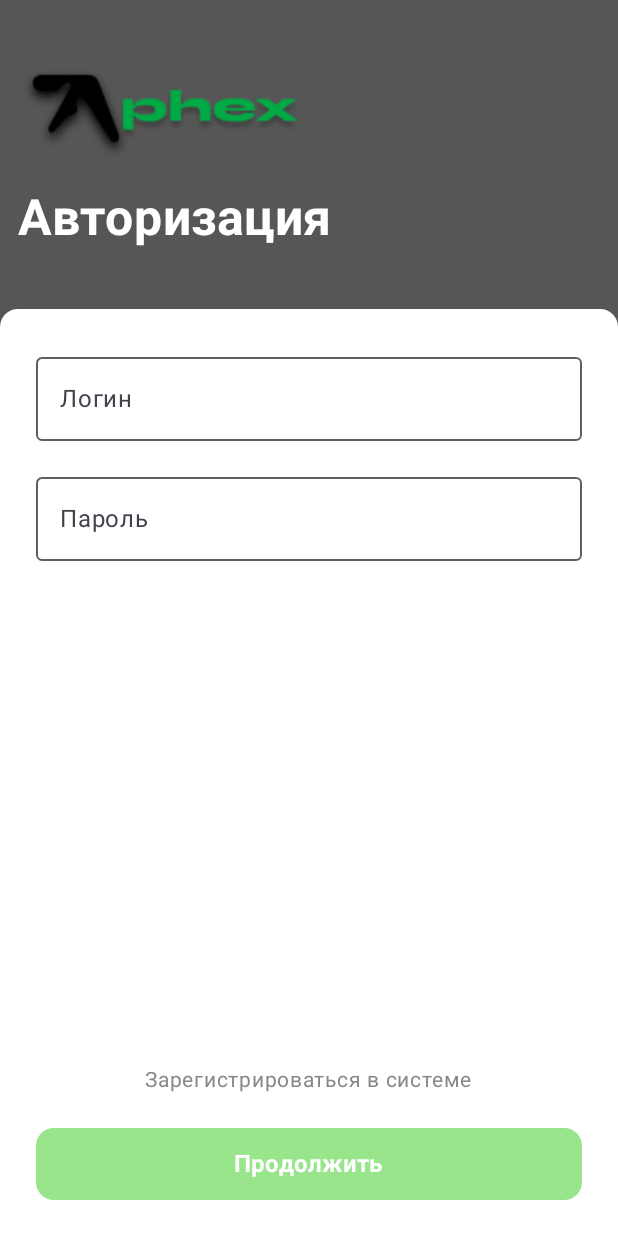
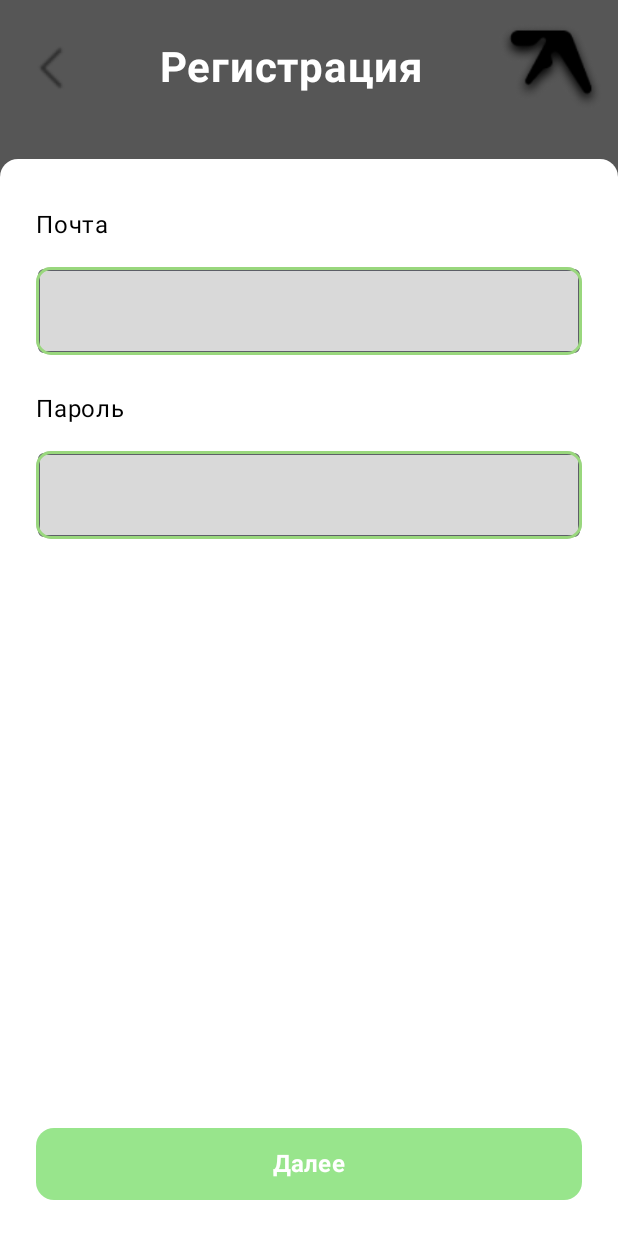
Before and after one commit to dxprxsd/practicalEducationalTrainingMobile, an Android app built with Jetpack Compose: the screen it shows after launch (MainActivity), after a tap on "Зарегистрироваться в системе", on a phone screen of 412 x 824 dp. Run offline under Robolectric (Android 15) with nearby library versions, the light colour scheme and no system bars.

Commit message:
addingRegistrationFunc

```diff
--- a/development/app/src/main/java/com/example/aphexbarbershop/Domain/Constants.kt
+++ b/development/app/src/main/java/com/example/aphexbarbershop/Domain/Constants.kt
@@ -15,6 +15,5 @@ object Constants {
     ) {
         install(Auth)
         install(Postgrest)
-        install(Storage)
     }
 }
--- a/development/app/src/main/java/com/example/aphexbarbershop/MainActivity.kt
+++ b/development/app/src/main/java/com/example/aphexbarbershop/MainActivity.kt
@@ -18,6 +18,9 @@ import com.example.aphexbarbershop.Screens.LoadScreen
 import com.example.aphexbarbershop.Screens.LoginScreen
 import com.example.aphexbarbershop.Screens.LoginScreenPreview
 import com.example.aphexbarbershop.Screens.MainScreen
+import com.example.aphexbarbershop.Screens.RegistrationScreen
+import com.example.aphexbarbershop.Screens.RegistrationScreenEmailPassword
+import com.example.aphexbarbershop.Screens.RegistrationScreenEmailPasswordScreenPreview
 import com.example.aphexbarbershop.ui.theme.AphexBarbershopTheme
 
 class MainActivity : ComponentActivity() {
@@ -42,6 +45,12 @@ class MainActivity : ComponentActivity() {
                     composable("main_screen") {
                         MainScreen(navController = navController, MainViewModel = MainViewModel())
                     }
+                    composable("registration_screen") {
+                        RegistrationScreenEmailPassword(navController = navController, MainViewModel = MainViewModel())
+                    }
+                    composable("registration_second_screen") {
+                        RegistrationScreen(navController = navController, MainViewModel = MainViewModel())
+                    }
                 }
             }
         }
--- a/development/app/src/main/java/com/example/aphexbarbershop/Screens/LoginScreen.kt
+++ b/development/app/src/main/java/com/example/aphexbarbershop/Screens/LoginScreen.kt
@@ -122,10 +122,10 @@ fun LoginScreen(navController: NavHostController, MainViewModel: MainViewModel)
                 // Текст-кнопка "Забыли пароль?"
                 Text(
                     text = "Зарегистрироваться в системе",
-                    fontSize = 14.sp,
+                    fontSize = 16.sp,
                     color = Color.Gray,
                     modifier = Modifier.clickable {
-                        // TODO: Добавить логику перехода на страницу регистрации
+                        navController.navigate("registration_screen")
                     }
                 )
 
--- /dev/null
+++ b/development/app/src/main/java/com/example/aphexbarbershop/Screens/RegistrationScreenEmailPassword.kt
@@ -0,0 +1,206 @@
+package com.example.aphexbarbershop.Screens
+
+import android.widget.Toast
+import androidx.compose.foundation.BorderStroke
+import androidx.compose.foundation.Image
+import androidx.compose.foundation.background
+import androidx.compose.foundation.border
+import androidx.compose.foundation.clickable
+import androidx.compose.foundation.layout.Arrangement
+import androidx.compose.foundation.layout.Box
+import androidx.compose.foundation.layout.Column
+import androidx.compose.foundation.layout.Row
+import androidx.compose.foundation.layout.Spacer
+import androidx.compose.foundation.layout.WindowInsets
+import androidx.compose.foundation.layout.asPaddingValues
+import androidx.compose.foundation.layout.fillMaxSize
+import androidx.compose.foundation.layout.fillMaxWidth
+import androidx.compose.foundation.layout.height
+import androidx.compose.foundation.layout.padding
+import androidx.compose.foundation.layout.size
+import androidx.compose.foundation.layout.statusBars
+import androidx.compose.foundation.shape.RoundedCornerShape
+import androidx.compose.material3.Button
+import androidx.compose.material3.ButtonDefaults
+import androidx.compose.material3.DropdownMenu
+import androidx.compose.material3.DropdownMenuItem
+import androidx.compose.material3.IconButton
+import androidx.compose.material3.LocalTextStyle
+import androidx.compose.material3.MaterialTheme
+import androidx.compose.material3.OutlinedTextField
+import androidx.compose.material3.Text
+import androidx.compose.runtime.Composable
+import androidx.compose.runtime.LaunchedEffect
+import androidx.compose.runtime.getValue
+import androidx.compose.runtime.mutableStateOf
+import androidx.compose.runtime.remember
+import androidx.compose.runtime.setValue
+import androidx.compose.ui.Alignment
+import androidx.compose.ui.Modifier
+import androidx.compose.ui.geometry.Offset
+import androidx.compose.ui.graphics.Brush
+import androidx.compose.ui.graphics.Color
+import androidx.compose.ui.platform.LocalContext
+import androidx.compose.ui.platform.testTag
+import androidx.compose.ui.res.painterResource
+import androidx.compose.ui.text.font.FontWeight
+import androidx.compose.ui.text.style.TextAlign
+import androidx.compose.ui.tooling.preview.Preview
+import androidx.compose.ui.unit.dp
+import androidx.compose.ui.unit.sp
+import androidx.navigation.NavHostController
+import androidx.navigation.compose.rememberNavController
+import com.example.aphexbarbershop.MainViewModel
+import com.example.aphexbarbershop.R
+
+@Composable
+fun RegistrationScreenEmailPassword(navController: NavHostController, MainViewModel: MainViewModel) {
+    val context = LocalContext.current
+    var email = remember { mutableStateOf("") }
+    var password by remember { mutableStateOf("") }
+    //var confirmPassword by remember { mutableStateOf("") }
+
+    val authResult by MainViewModel.authResult
+
+    LaunchedEffect(authResult) {
+        // Следим за изменением значения authResult
+        if (authResult == "Registration Success") {
+            // Если результат регистрации успешен, выполняем навигацию
+            navController.navigate("registration_second_screen") {
+                // Очищаем стек навигации, чтобы не было возврата на экран авторизации
+                popUpTo("login_screen") { inclusive = true }
+            }
+        }
+    }
+
+    Column(
+        modifier = Modifier
+            .fillMaxSize()
+            .background(Color(0xFF565656)), // Темный фон
+        horizontalAlignment = Alignment.Start,
+        verticalArrangement = Arrangement.Top
+    ) {
+        Row(
+            modifier = Modifier.fillMaxWidth().padding(10.dp),
+            horizontalArrangement = Arrangement.SpaceBetween, // Распределяем пространство между элементами
+            verticalAlignment = Alignment.CenterVertically
+        ) {
+            // Логотип (левый)
+            IconButton(onClick = { navController.navigate("auth_screen") }) {
+                Image(
+                    painter = painterResource(id = R.drawable.backbutton),
+                    contentDescription = "Left Logo",
+                    modifier = Modifier.size(40.dp), // Устанавливаем размер изображения
+                )
+            }
+            Text(
+                text = "Регистрация",
+                fontSize = 28.sp,
+                fontWeight = FontWeight.Bold,
+                color = Color.White
+            )
+            // Логотип (правый)
+            Image(
+                painter = painterResource(id = R.drawable.logomini),
+                contentDescription = "Right Logo",
+                modifier = Modifier.size(70.dp) // Устанавливаем размер изображения
+            )
+        }
+
+        Spacer(modifier = Modifier.height(16.dp))
+
+        // Основной белый блок с полями авторизации
+        Box(
+            modifier = Modifier
+                .fillMaxSize()
+                .background(Color.White, RoundedCornerShape(topStart = 12.dp, topEnd = 12.dp))
+                .padding(24.dp)
+        ) {
+            Column(
+                horizontalAlignment = Alignment.CenterHorizontally,
+                verticalArrangement = Arrangement.Center,
+                modifier = Modifier.fillMaxWidth()
+            ) {
+                Row(
+                    modifier = Modifier.fillMaxWidth(),
+                    horizontalArrangement = Arrangement.Start // Выровнять по левому краю
+                ){
+                    Text(
+                        text = "Почта",
+                        fontSize = 16.sp,
+                        modifier = Modifier.padding(top = 8.dp, bottom = 16.dp),
+                        color = Color.Black,
+                        textAlign = TextAlign.Left
+                    )
+                }
+                OutlinedTextField(value = email.value, onValueChange = { email.value = it }, modifier = Modifier
+                    .background(Color(0xFFD9D9D9), RoundedCornerShape(10.dp))
+                    .fillMaxWidth()
+                    .border(BorderStroke(2.dp, Color(0xFF99D77D)), RoundedCornerShape(10.dp))
+                    .padding(1.dp),
+                    textStyle = LocalTextStyle.current.copy(fontSize = 16.sp, color = Color.Black))
+                Spacer(modifier = Modifier.height(16.dp)) // Отступ между текстовыми полями
+
+                // Регистрация пароль
+                Row(
+                    modifier = Modifier.fillMaxWidth(),
+                    horizontalArrangement = Arrangement.Start // Выровнять по левому краю
+                ){
+                    Text(
+                        text = "Пароль",
+                        fontSize = 16.sp,
+                        modifier = Modifier.padding(top = 8.dp, bottom = 16.dp),
+                        color = Color.Black,
+                        textAlign = TextAlign.Left
+                    )
+                }
+                OutlinedTextField(value = password, onValueChange = { password = it }, modifier = Modifier
+                    .background(Color(0xFFD9D9D9), RoundedCornerShape(10.dp))
+                    .fillMaxWidth()
+                    .border(BorderStroke(2.dp, Color(0xFF99D77D)), RoundedCornerShape(10.dp))
+                    .padding(1.dp),
+                    textStyle = LocalTextStyle.current.copy(fontSize = 16.sp, color = Color.Black))
+                Spacer(modifier = Modifier.height(16.dp)) // Отступ между текстовыми полями
+
+
+                Spacer(modifier = Modifier.weight(1f))
+
+                // Кнопка "Продолжить"
+                Button(
+                    onClick = {
+                        MainViewModel.onSignUpEmailPassword(email.value, password)
+                    },
+                    colors = ButtonDefaults.buttonColors(containerColor = Color(0xFF98E58C)), // Зеленый цвет кнопки
+                    modifier = Modifier
+                        .fillMaxWidth()
+                        .height(48.dp),
+                    shape = RoundedCornerShape(12.dp)
+                ) {
+                    Text(
+                        text = "Далее",
+                        fontSize = 16.sp,
+                        fontWeight = FontWeight.Bold,
+                        color = Color.White
+                    )
+                }// Отображение сообщения об ошибке при неудачной регистрации
+                if (MainViewModel.authResult.value == "Registration Error") {
+                    Spacer(modifier = Modifier.height(16.dp))
+                    Text(text = "Ошибка", color = MaterialTheme.colorScheme.error)
+                }
+            }
+        }
+    }
+}
+
+//Функция для проверки шаблона почты
+private fun String.isEmailValid(): Boolean {
+    return Regex("^(.+)@(.+)\\.(.+)$").matches(this)
+}
+
+@Preview(showBackground = true)
+@Composable
+fun RegistrationScreenEmailPasswordScreenPreview() {
+    // Создаем NavHostController для превью
+    val navController = rememberNavController()
+    RegistrationScreenEmailPassword(navController, MainViewModel()) // Передаем контроллер в LoadScreen
+}
```
Also changed, not shown: development/app/src/main/java/com/example/aphexbarbershop/MainViewModel.kt (+63 -3 lines), development/app/src/main/java/com/example/aphexbarbershop/Models/Client.kt (+4 -4 lines), development/app/src/main/java/com/example/aphexbarbershop/Screens/MainScreen.kt (+6 -1 lines), development/app/src/main/java/com/example/aphexbarbershop/Screens/RegistrationScreen.kt (added, +305 -0 lines), development/app/src/main/res/drawable/backbutton.png (added), development/app/src/main/res/drawable/logomini.png (added), 5 other files.
